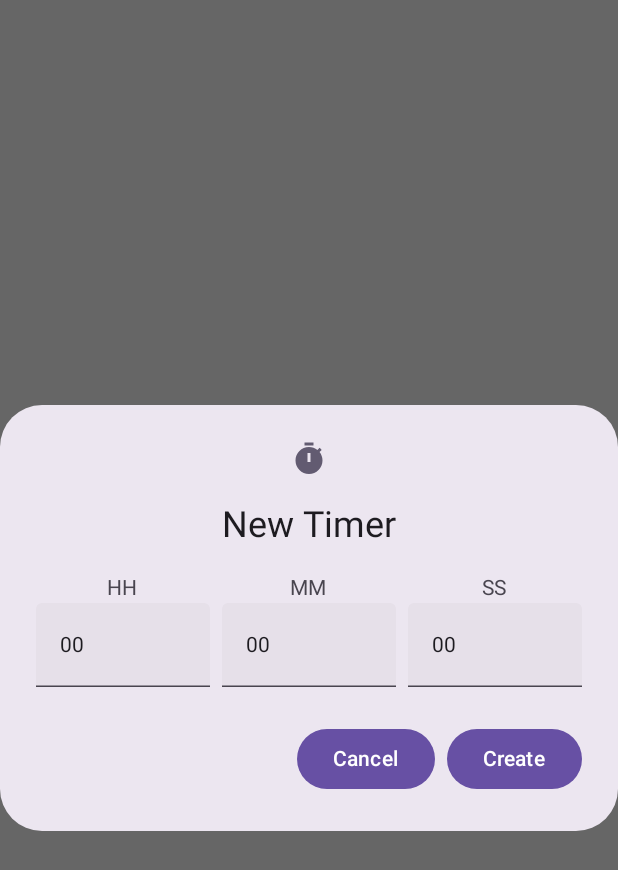
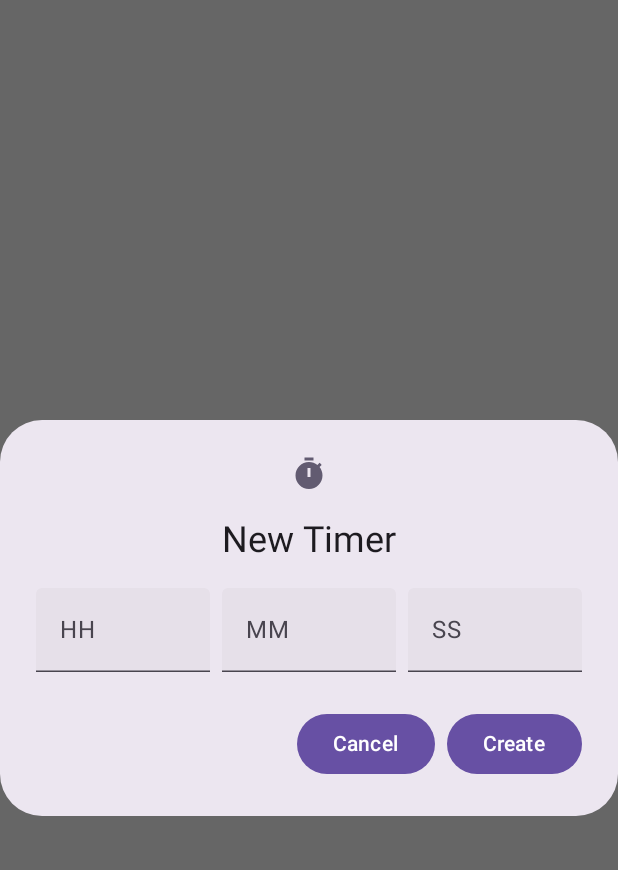
Before and after one commit to thebrianwong/protivity, an Android app built with Jetpack Compose: the @Preview function PreviewTimeModal, on a phone screen of 412 x 824 dp. Shown: the top 870 px of the screen. Run offline under Robolectric (Android 15) with nearby library versions, the phone set to English and light mode, and no system bars.

Commit message:
Create input composable and handle user input

```diff
--- a/app/src/main/java/com/thebrianwong/protivity/composables/TimeModal.kt
+++ b/app/src/main/java/com/thebrianwong/protivity/composables/TimeModal.kt
@@ -9,6 +9,11 @@ import androidx.compose.material3.Icon
 import androidx.compose.material3.Text
 import androidx.compose.material3.TextField
 import androidx.compose.runtime.Composable
+import androidx.compose.runtime.getValue
+import androidx.compose.runtime.mutableLongStateOf
+import androidx.compose.runtime.mutableStateOf
+import androidx.compose.runtime.remember
+import androidx.compose.runtime.setValue
 import androidx.compose.ui.Alignment
 import androidx.compose.ui.Modifier
 import androidx.compose.ui.res.painterResource
@@ -19,6 +24,20 @@ import com.thebrianwong.protivity.R
 
 @Composable
 fun TimeModal(handleConfirm: (Long) -> Unit, handleDismiss: () -> Unit) {
+    var hours by remember { mutableStateOf<Long?>(null) }
+    var minutes by remember { mutableStateOf<Long?>(null) }
+    var seconds by remember { mutableStateOf<Long?>(null) }
+
+    fun handleUserInput(newValue: String, valueType: String, maxValue: Long) {
+        val newValueLong = newValue.toLongOrNull()
+        if ((newValueLong == null) || (newValueLong <= maxValue)) {
+            when (valueType) {
+                "hours" -> hours = newValueLong
+                "minutes" -> minutes = newValueLong
+                "seconds" -> seconds = newValueLong
+            }
+        }
+    }
 
     AlertDialog(
         onDismissRequest = { handleDismiss() },
@@ -46,27 +65,24 @@ fun TimeModal(handleConfirm: (Long) -> Unit, handleDismiss: () -> Unit) {
                 horizontalAlignment = Alignment.CenterHorizontally
             ) {
                 Row(horizontalArrangement = Arrangement.spacedBy(8.dp)) {
-                    Column(
+                    TimeModalInput(
+                        value = hours,
+                        label = "HH",
                         modifier = Modifier.weight(1f),
-                        horizontalAlignment = Alignment.CenterHorizontally
-                    ) {
-                        Text(text = "HH")
-                        TextField(value = "00", onValueChange = {})
-                    }
-                    Column(
+                        handleValueChange = { handleUserInput(it, "hours", 99) }
+                    )
+                    TimeModalInput(
+                        value = minutes,
+                        label = "MM",
                         modifier = Modifier.weight(1f),
-                        horizontalAlignment = Alignment.CenterHorizontally
-                    ) {
-                        Text(text = "MM")
-                        TextField(value = "00", onValueChange = {})
-                    }
-                    Column(
+                        handleValueChange = { handleUserInput(it, "minutes", 59) }
+                    )
+                    TimeModalInput(
+                        value = seconds,
+                        label = "SS",
                         modifier = Modifier.weight(1f),
-                        horizontalAlignment = Alignment.CenterHorizontally
-                    ) {
-                        Text(text = "SS")
-                        TextField(value = "00", onValueChange = {})
-                    }
+                        handleValueChange = { handleUserInput(it, "seconds", 59) }
+                    )
                 }
             }
         }
--- /dev/null
+++ b/app/src/main/java/com/thebrianwong/protivity/composables/TimeModalInput.kt
@@ -0,0 +1,32 @@
+package com.thebrianwong.protivity.composables
+
+import androidx.compose.foundation.layout.Column
+import androidx.compose.foundation.text.KeyboardActionScope
+import androidx.compose.foundation.text.KeyboardActions
+import androidx.compose.foundation.text.KeyboardOptions
+import androidx.compose.material3.Text
+import androidx.compose.material3.TextField
+import androidx.compose.runtime.Composable
+import androidx.compose.ui.Alignment
+import androidx.compose.ui.Modifier
+import androidx.compose.ui.text.input.KeyboardType
+
+@Composable
+fun TimeModalInput(
+    value: Long?,
+    label: String,
+    modifier: Modifier,
+    handleValueChange: (String) -> Unit
+) {
+    Column(
+        modifier = modifier,
+        horizontalAlignment = Alignment.CenterHorizontally
+    ) {
+        TextField(
+            value = value?.toString() ?: "",
+            onValueChange = { handleValueChange(it) },
+            label = { Text(text = label)},
+            keyboardOptions = KeyboardOptions(keyboardType = KeyboardType.Number),
+        )
+    }
+}
```
